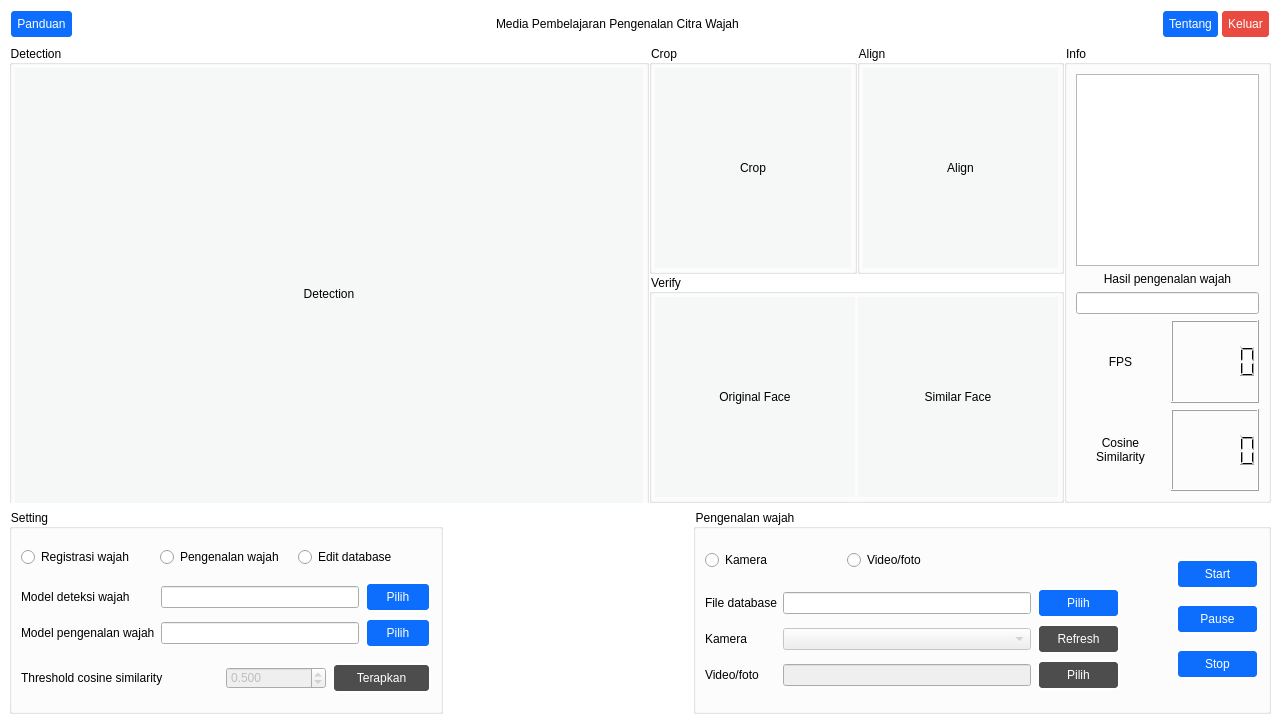
Before: the Qt Designer form design/design.ui in yusufpraditya/face-recognition-app, drawn with Qt 5.
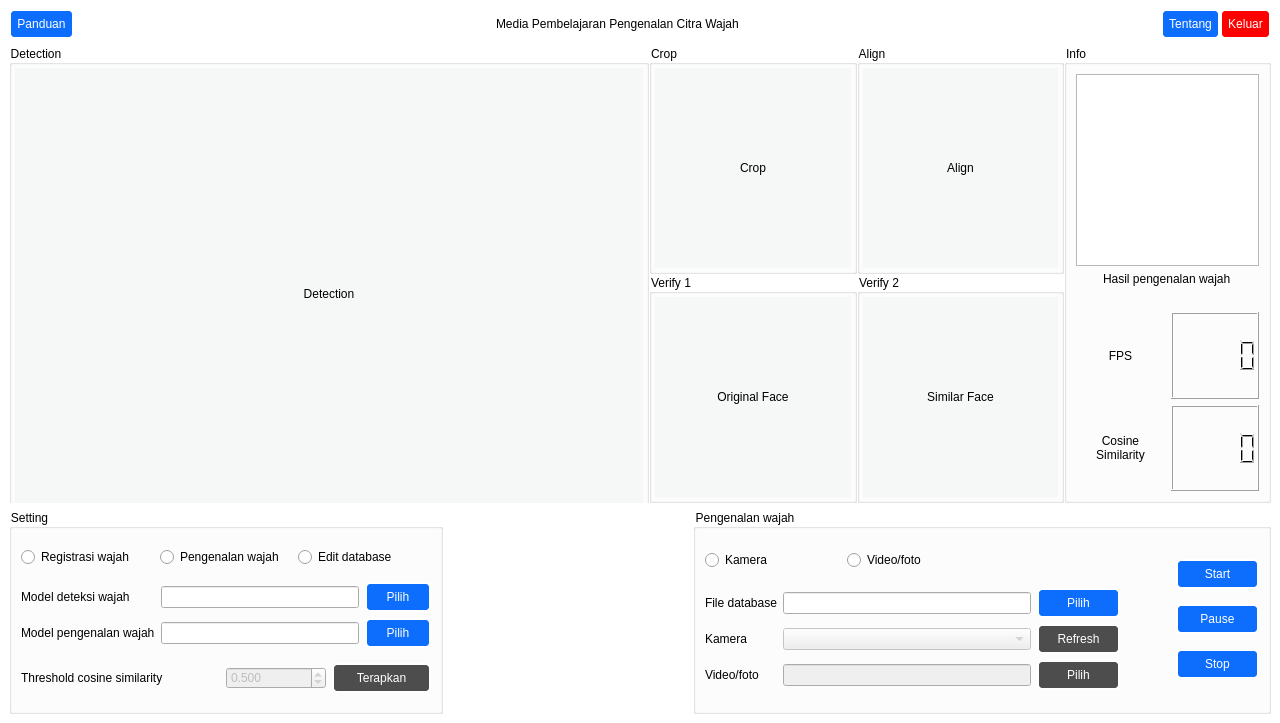
After: the same form once the commit is applied.

```diff
--- a/design/design.ui
+++ b/design/design.ui
@@ -122,7 +122,7 @@
           <widget class="QPushButton" name="btnExit">
            <property name="styleSheet">
             <string notr="true">QPushButton {
-	background-color: #e94b41;
+	background-color: #ff0000;
 }
 
 QPushButton:hover,
@@ -244,7 +244,46 @@
            </layout>
           </widget>
          </item>
-         <item row="0" column="1">
+         <item row="1" column="2">
+          <widget class="QGroupBox" name="groupBox_10">
+           <property name="title">
+            <string>Verify 2</string>
+           </property>
+           <layout class="QHBoxLayout" name="horizontalLayout_15">
+            <property name="spacing">
+             <number>0</number>
+            </property>
+            <property name="leftMargin">
+             <number>3</number>
+            </property>
+            <property name="topMargin">
+             <number>3</number>
+            </property>
+            <property name="rightMargin">
+             <number>3</number>
+            </property>
+            <property name="bottomMargin">
+             <number>3</number>
+            </property>
+            <item>
+             <widget class="QLabel" name="similarFace">
+              <property name="styleSheet">
+               <string notr="true">color: rgb(0,0,0);
+background-color: rgb(246, 247, 247);
+qproperty-alignment: AlignCenter;</string>
+              </property>
+              <property name="text">
+               <string>Similar Face</string>
+              </property>
+              <property name="alignment">
+               <set>Qt::AlignCenter</set>
+              </property>
+             </widget>
+            </item>
+           </layout>
+          </widget>
+         </item>
+         <item row="0" column="2">
           <widget class="QGroupBox" name="groupBox_3">
            <property name="title">
             <string>Align</string>
@@ -283,10 +322,10 @@
            </layout>
           </widget>
          </item>
-         <item row="1" column="0" colspan="2">
+         <item row="1" column="0">
           <widget class="QGroupBox" name="groupBox_4">
            <property name="title">
-            <string>Verify</string>
+            <string>Verify 1</string>
            </property>
            <layout class="QHBoxLayout" name="horizontalLayout_5">
             <property name="spacing">
@@ -319,21 +358,6 @@
               </property>
              </widget>
             </item>
-            <item>
-             <widget class="QLabel" name="similarFace">
-              <property name="styleSheet">
-               <string notr="true">color: rgb(0,0,0);
-background-color: rgb(246, 247, 247);
-qproperty-alignment: AlignCenter;</string>
-              </property>
-              <property name="text">
-               <string>Similar Face</string>
-              </property>
-              <property name="alignment">
-               <set>Qt::AlignCenter</set>
-              </property>
-             </widget>
-            </item>
            </layout>
           </widget>
          </item>
@@ -347,7 +371,7 @@
          <property name="flat">
           <bool>false</bool>
          </property>
-         <layout class="QVBoxLayout" name="verticalLayout_5" stretch="0,0,1">
+         <layout class="QVBoxLayout" name="verticalLayout_5" stretch="0,0,0,1">
           <item>
            <widget class="QListWidget" name="listDatabase">
             <property name="enabled">
@@ -355,31 +379,25 @@
             </property>
            </widget>
           </item>
+          <item alignment="Qt::AlignHCenter">
+           <widget class="QLabel" name="label_17">
+            <property name="text">
+             <string>Hasil pengenalan wajah</string>
+            </property>
+           </widget>
+          </item>
           <item>
-           <layout class="QVBoxLayout" name="verticalLayout_4">
+           <layout class="QHBoxLayout" name="horizontalLayout_16">
             <item>
-             <widget class="QLabel" name="label_3">
+             <widget class="QLabel" name="hasilPengenalan">
               <property name="text">
-               <string>Hasil pengenalan wajah</string>
+               <string> </string>
               </property>
               <property name="alignment">
                <set>Qt::AlignCenter</set>
               </property>
              </widget>
             </item>
-            <item>
-             <widget class="QLineEdit" name="lnHasilPengenalan">
-              <property name="enabled">
-               <bool>true</bool>
-              </property>
-              <property name="alignment">
-               <set>Qt::AlignCenter</set>
-              </property>
-              <property name="readOnly">
-               <bool>true</bool>
-              </property>
-             </widget>
-            </item>
            </layout>
           </item>
           <item>
```
